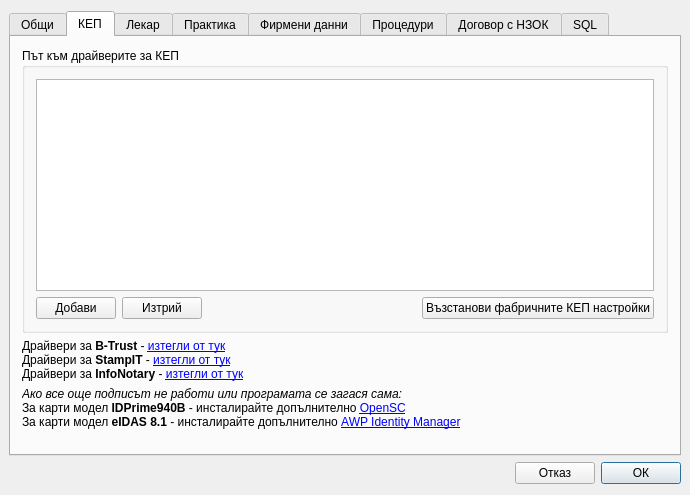
Old version of the form src/View/Widgets/SettingsDialog.ui in the repository thefinalcutbg/DinoDent.
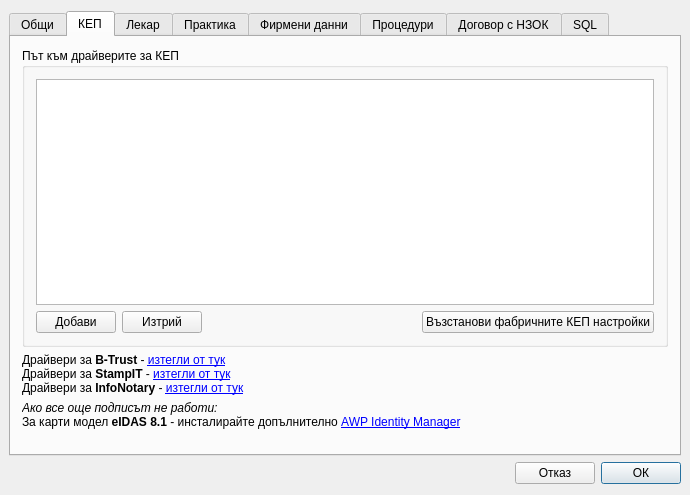
New version of the form. The open tabs and pages were chosen to show the change. Custom widgets are drawn as their Qt base class.

```diff
--- a/src/View/Widgets/SettingsDialog.ui
+++ b/src/View/Widgets/SettingsDialog.ui
@@ -333,7 +333,7 @@
        <item>
         <widget class="QLabel" name="winPkcsLabel">
          <property name="text">
-          <string>&lt;html&gt;&lt;head/&gt;&lt;body&gt;&lt;p&gt;&lt;span style=&quot; font-style:italic;&quot;&gt;Ако все още подписът не работи или програмата се загася сама:&lt;/span&gt;&lt;br/&gt;За карти модел &lt;span style=&quot; font-weight:700;&quot;&gt;IDPrime940B&lt;/span&gt; - инсталирайте допълнително &lt;a href=&quot;https://github.com/OpenSC/OpenSC/releases/download/0.23.0/OpenSC-0.23.0_win64.msi&quot;&gt;&lt;span style=&quot; text-decoration: underline; color:#0000ff;&quot;&gt;OpenSC&lt;br/&gt;&lt;/span&gt;&lt;/a&gt;За карти модел &lt;span style=&quot; font-weight:700;&quot;&gt;eIDAS 8.1&lt;/span&gt; - инсталирайте допълнително &lt;a href=&quot;https://installer.id.ee/media/win/installer/AWP-5.3.5-SR1.x64.en-US.msi&quot;&gt;&lt;span style=&quot; text-decoration: underline; color:#0000ff;&quot;&gt;AWP Identity Manager&lt;/span&gt;&lt;/a&gt;&lt;br/&gt;&lt;/p&gt;&lt;/body&gt;&lt;/html&gt;</string>
+          <string>&lt;html&gt;&lt;head/&gt;&lt;body&gt;&lt;p&gt;&lt;span style=&quot; font-style:italic;&quot;&gt;Ако все още подписът не работи:&lt;/span&gt;&lt;a href=&quot;https://github.com/OpenSC/OpenSC/releases/download/0.23.0/OpenSC-0.23.0_win64.msi&quot;&gt;&lt;span style=&quot; text-decoration: underline; color:#0000ff;&quot;&gt;&lt;br/&gt;&lt;/span&gt;&lt;/a&gt;За карти модел &lt;span style=&quot; font-weight:700;&quot;&gt;eIDAS 8.1&lt;/span&gt; - инсталирайте допълнително &lt;a href=&quot;https://installer.id.ee/media/win/installer/AWP-5.3.5-SR1.x64.en-US.msi&quot;&gt;&lt;span style=&quot; text-decoration: underline; color:#0000ff;&quot;&gt;AWP Identity Manager&lt;/span&gt;&lt;/a&gt;&lt;br/&gt;&lt;/p&gt;&lt;/body&gt;&lt;/html&gt;</string>
          </property>
          <property name="textFormat">
           <enum>Qt::TextFormat::RichText</enum>
```
Left out of the diff: 2 changed lines with no effect on the pictures.
